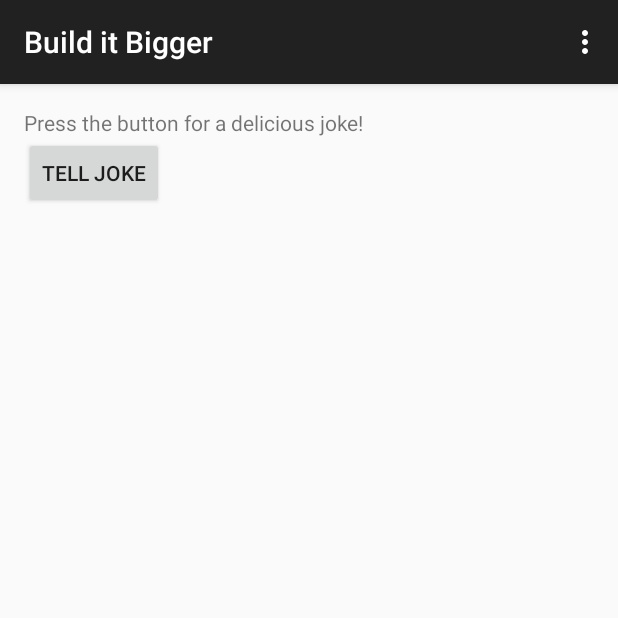
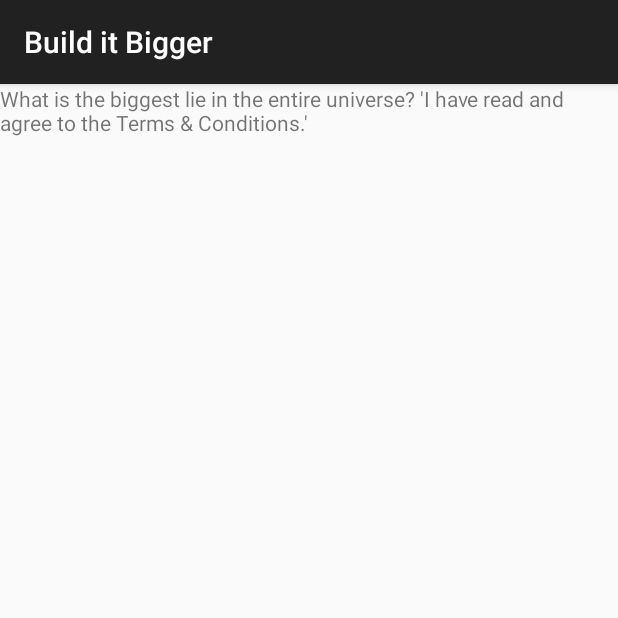
Before and after one commit to ericbbraga/built-it-bigger, an Android app: the screen it shows after launch (MainActivity before the commit, DisplayJoke after it), after a tap on "TELL JOKE", on a phone screen of 412 x 824 dp, the top half of it. Run offline under Robolectric (Android 15) with nearby library versions, the phone set to English and light mode, and no system bars; our stand-ins replace AdMob.

Commit message:
#3_create_android_library

```diff
--- a/FinalProject/app/build.gradle
+++ b/FinalProject/app/build.gradle
@@ -12,7 +12,7 @@ buildscript {
 
 android {
     compileSdkVersion 26
-    buildToolsVersion "26.0.3"
+    buildToolsVersion '28.0.3'
 
     defaultConfig {
         applicationId "com.udacity.gradle.builditbigger"
@@ -41,6 +41,7 @@ dependencies {
     implementation 'com.google.http-client:google-http-client-android:1.23.0'
     implementation 'com.google.code.findbugs:jsr305:3.0.1'
     implementation project(":jokelib")
+    implementation project(":display.joke.module")
     endpointsServer project(path: ':backend', configuration: 'endpoints')
 
 
--- a/FinalProject/app/src/main/java/com/udacity/gradle/builditbigger/MainActivity.java
+++ b/FinalProject/app/src/main/java/com/udacity/gradle/builditbigger/MainActivity.java
@@ -1,11 +1,11 @@
 package com.udacity.gradle.builditbigger;
 
+import android.content.Intent;
 import android.os.Bundle;
 import android.support.v7.app.AppCompatActivity;
 import android.view.Menu;
 import android.view.MenuItem;
 import android.view.View;
-import android.widget.Toast;
 
 import com.udacity.gradle.builditbigger.jokelib.JokeTeller;
 
@@ -16,6 +16,14 @@ public class MainActivity extends AppCompatActivity {
     protected void onCreate(Bundle savedInstanceState) {
         super.onCreate(savedInstanceState);
         setContentView(R.layout.activity_main);
+
+        View view = findViewById(R.id.tell_joke_widget);
+        view.setOnClickListener(new View.OnClickListener() {
+            @Override
+            public void onClick(View v) {
+                tellJoke();
+            }
+        });
     }
 
 
@@ -41,11 +49,14 @@ public class MainActivity extends AppCompatActivity {
         return super.onOptionsItemSelected(item);
     }
 
-    public void tellJoke(View view) {
+    public void tellJoke() {
         JokeTeller jokeTeller = new JokeTeller();
         String joke = jokeTeller.tellMeAJoke();
 
-        Toast.makeText(this, joke, Toast.LENGTH_LONG).show();
+        Intent it = new Intent("com.ericbraga.display.JOKE_DISPLAY");
+        it.putExtra("com.ericbraga.display.JOKE_EXTRA", joke);
+
+        startActivity(it);
     }
 
 
--- a/FinalProject/app/src/main/res/layout/fragment_main.xml
+++ b/FinalProject/app/src/main/res/layout/fragment_main.xml
@@ -16,10 +16,10 @@
         android:text="@string/instructions" />
 
     <Button
+        android:id="@+id/tell_joke_widget"
         android:layout_width="wrap_content"
         android:layout_height="wrap_content"
         android:layout_below="@+id/instructions_text_view"
-        android:onClick="tellJoke"
         android:text="@string/button_text" />
 
     <com.google.android.gms.ads.AdView
--- a/FinalProject/build.gradle
+++ b/FinalProject/build.gradle
@@ -7,7 +7,7 @@ buildscript {
     }
     dependencies {
         classpath 'com.google.guava:guava:22.0'
-        classpath 'com.android.tools.build:gradle:3.0.1'
+        classpath 'com.android.tools.build:gradle:3.2.1'
 
         // NOTE: Do not place your application dependencies here; they belong
         // in the individual module build.gradle files
--- /dev/null
+++ b/FinalProject/display.joke.module/src/main/java/com/ericbraga/displayjokemodule/DisplayJoke.java
@@ -0,0 +1,33 @@
+package com.ericbraga.displayjokemodule;
+
+import android.content.Intent;
+import android.os.Bundle;
+import android.support.annotation.Nullable;
+import android.support.v7.app.AppCompatActivity;
+import android.widget.TextView;
+
+public class DisplayJoke extends AppCompatActivity {
+
+    private String JOKE_EXTRA_KEY = "com.ericbraga.display.JOKE_EXTRA";
+
+    @Override
+    protected void onCreate(@Nullable Bundle savedInstanceState) {
+        super.onCreate(savedInstanceState);
+        setContentView(R.layout.display_joke_layout);
+
+
+        Intent it = getIntent();
+        Bundle bundle = it.getExtras();
+
+        TextView textView = findViewById(R.id.joke_message);
+
+        if (bundle != null) {
+            if (bundle.containsKey(JOKE_EXTRA_KEY)) {
+                String joke = bundle.getString(JOKE_EXTRA_KEY);
+                textView.setText(joke);
+            }
+        } else {
+            textView.setText(R.string.no_jokes);
+        }
+    }
+}
--- /dev/null
+++ b/FinalProject/display.joke.module/src/main/res/layout/display_joke_layout.xml
@@ -0,0 +1,17 @@
+<?xml version="1.0" encoding="utf-8"?>
+<android.support.constraint.ConstraintLayout
+    xmlns:android="http://schemas.android.com/apk/res/android"
+    xmlns:app="http://schemas.android.com/apk/res-auto"
+    xmlns:tools="http://schemas.android.com/tools"
+    android:layout_height="match_parent"
+    android:layout_width="match_parent">
+
+    <TextView
+        android:id="@+id/joke_message"
+        android:layout_width="0dp"
+        android:layout_height="wrap_content"
+        app:layout_constraintLeft_toLeftOf="parent"
+        app:layout_constraintRight_toRightOf="parent"
+        tools:text="This is a funny joke"/>
+
+</android.support.constraint.ConstraintLayout>
--- /dev/null
+++ b/FinalProject/display.joke.module/src/main/res/values/strings.xml
@@ -0,0 +1,4 @@
+<resources>
+    <string name="app_name">display.joke.module</string>
+    <string name="no_jokes">No Jokes for you</string>
+</resources>
--- a/FinalProject/settings.gradle
+++ b/FinalProject/settings.gradle
@@ -1 +1 @@
-include ':app', ':backend', ':jokelib'
+include ':app', ':backend', ':jokelib', ':display.joke.module'
```
Also changed, not shown: FinalProject/display.joke.module/build.gradle (added, +33 -0 lines), FinalProject/display.joke.module/src/main/AndroidManifest.xml (added, +12 -0 lines), FinalProject/gradle/wrapper/gradle-wrapper.properties, 2 other files.
